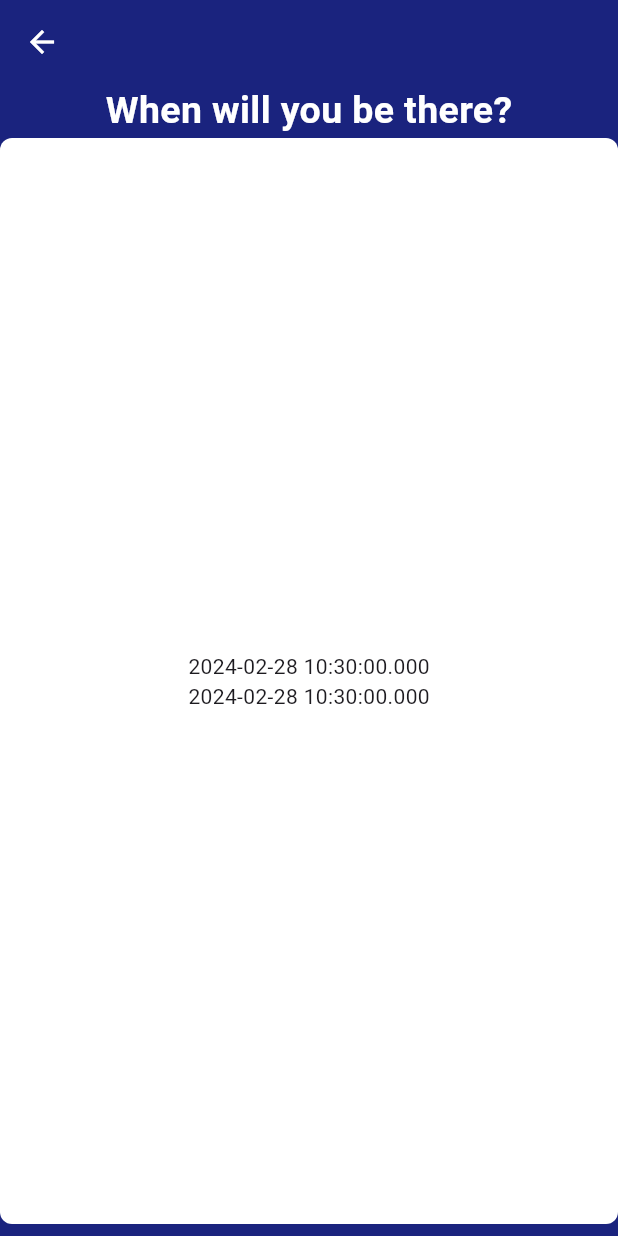
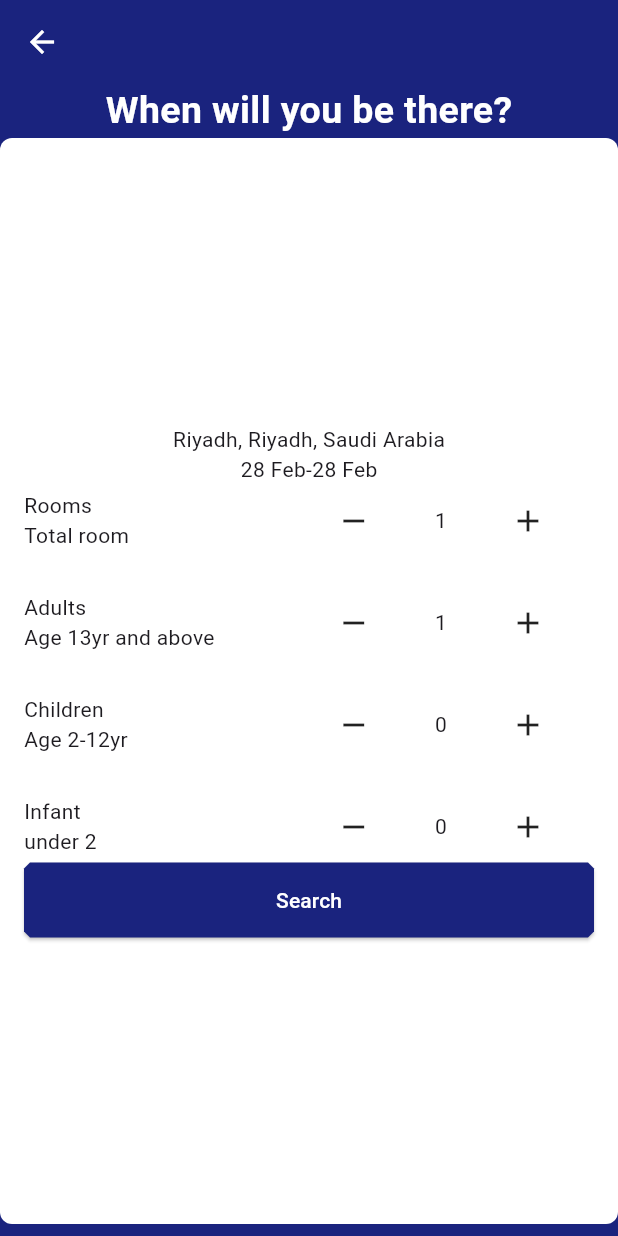
Before and after one commit to AtanuPanja/flutter_practical_wireframe_hotel_booking, a Flutter app: the SelectRooms screen opened directly with empty values, on a phone screen of 412 x 824 dp. Run offline on Flutter 3.47's test engine with Material 3 defaults, Android fonts, the phone set to English and light mode, and no system bars; our stand-ins replace hive_flutter; missing offline and left inert: flutter_date_pickers; accounts and stored records are empty.

Commit message:
Updated SelectRooms
added rows for selecting entities
defined four state variables, to update the
counter for each
Added buttons to increase or decrease the count
of rooms, adults, children, infants

Added button to navigate to next screen

```diff
--- a/lib/SelectRooms.dart
+++ b/lib/SelectRooms.dart
@@ -1,4 +1,5 @@
 import 'package:flutter/material.dart';
+import 'package:intl/intl.dart'; // provides the DateFormat utility
 
 class SelectRooms extends StatefulWidget {
   const SelectRooms({
@@ -15,8 +16,48 @@ class SelectRooms extends StatefulWidget {
 }
 
 class _SelectRoomsState extends State<SelectRooms> {
+  int rooms = 1;
+  int adults = 1;
+  int children = 0;
+  int infants = 0;
 
+  void increaseCount(String entityType) {
+    switch (entityType.toLowerCase()) {
+      case 'rooms':
+        rooms += 1;
+        break;
+      case 'adults':
+        adults += 1;
+        break;
+      case 'children':
+        children += 1;
+        break;
+      case 'infants':
+        infants += 1;
+        break;
+      default:
+    }
+    setState(() {});
+  }
 
+  void decreaseCount(String entityType) {
+    switch (entityType.toLowerCase()) {
+      case 'rooms':
+        rooms -= 1;
+        break;
+      case 'adults':
+        adults -= 1;
+        break;
+      case 'children':
+        children -= 1;
+        break;
+      case 'infants':
+        infants -= 1;
+        break;
+      default:
+    }
+    setState(() {});
+  }
 
   @override
   Widget build(BuildContext context) {
@@ -43,6 +84,7 @@ class _SelectRoomsState extends State<SelectRooms> {
               Container(
                   width: double.infinity,
                   height: screenHeight - 100,
+                  padding: EdgeInsets.all(16.0),
                   decoration: BoxDecoration(
                     color: Colors.white,
                     borderRadius: BorderRadius.circular(8.0),
@@ -50,14 +92,125 @@ class _SelectRoomsState extends State<SelectRooms> {
                   child: Column(
                     mainAxisAlignment: MainAxisAlignment.center,
                     children: [
-                      Text(widget.startDate.toString()),
-                      Text(widget.endDate.toString()),
+                      Text('Riyadh, Riyadh, Saudi Arabia'),
+                      Text(
+                          "${DateFormat("dd MMM").format(widget.startDate)}-${DateFormat("dd MMM").format(widget.endDate)}"),
+                      Column(
+                        children: [
+                          CustomRowForSelection(
+                            title: 'Rooms',
+                            subtitle: 'Total room',
+                            increaseCount: () => increaseCount('Rooms'),
+                            decreaseCount: () => decreaseCount('Rooms'),
+                            count: '$rooms',
+                          ),
+                          SizedBox(
+                            height: 20,
+                          ),
+                          CustomRowForSelection(
+                            title: 'Adults',
+                            subtitle: 'Age 13yr and above',
+                            increaseCount: () => increaseCount('Adults'),
+                            decreaseCount: () => decreaseCount('Adults'),
+                            count: '$adults',
+                          ),
+                          SizedBox(
+                            height: 20,
+                          ),
+                          CustomRowForSelection(
+                            title: 'Children',
+                            subtitle: 'Age 2-12yr',
+                            increaseCount: () => increaseCount('Children'),
+                            decreaseCount: () => decreaseCount('Children'),
+                            count: '$children',
+                          ),
+                          SizedBox(
+                            height: 20,
+                          ),
+                          CustomRowForSelection(
+                            title: 'Infant',
+                            subtitle: 'under 2',
+                            increaseCount: () => increaseCount('Infants'),
+                            decreaseCount: () => decreaseCount('Infants'),
+                            count: '$infants',
+                          ),
+                          ElevatedButton(
+                            onPressed: () {
+                              Navigator.push(
+                                context,
+                                MaterialPageRoute(
+                                  builder: (context) => Scaffold(
+                                    appBar: AppBar(),
+                                  ),
+                                ),
+                              );
+                            },
+                            child: Text('Search'),
+                          ),
+                        ],
+                      ),
                     ],
                   )),
             ],
           ),
         ),
       ),
-    );;
+    );
+    ;
   }
 }
+
+class CustomRowForSelection extends StatelessWidget {
+  const CustomRowForSelection({
+    super.key,
+    required this.title,
+    required this.subtitle,
+    required this.increaseCount,
+    required this.decreaseCount,
+    required this.count,
+  });
+  final String title;
+  final String subtitle;
+  final VoidCallback increaseCount;
+  final VoidCallback decreaseCount;
+  final String count;
+
+  @override
+  Widget build(BuildContext context) {
+    return Row(
+      mainAxisAlignment: MainAxisAlignment.spaceBetween,
+      children: [
+        Column(
+          crossAxisAlignment: CrossAxisAlignment.start,
+          children: [
+            Text(title),
+            Text(subtitle),
+          ],
+        ),
+        Row(
+          children: [
+            RawMaterialButton(
+              onPressed: () {
+                decreaseCount();
+              },
+              child: Icon(Icons.remove),
+            ),
+            SizedBox(
+              width: 10,
+            ),
+            Text(count),
+            SizedBox(
+              width: 10,
+            ),
+            RawMaterialButton(
+              onPressed: () {
+                increaseCount();
+              },
+              child: Icon(Icons.add),
+            ),
+          ],
+        ),
+      ],
+    );
+  }
+}
```
